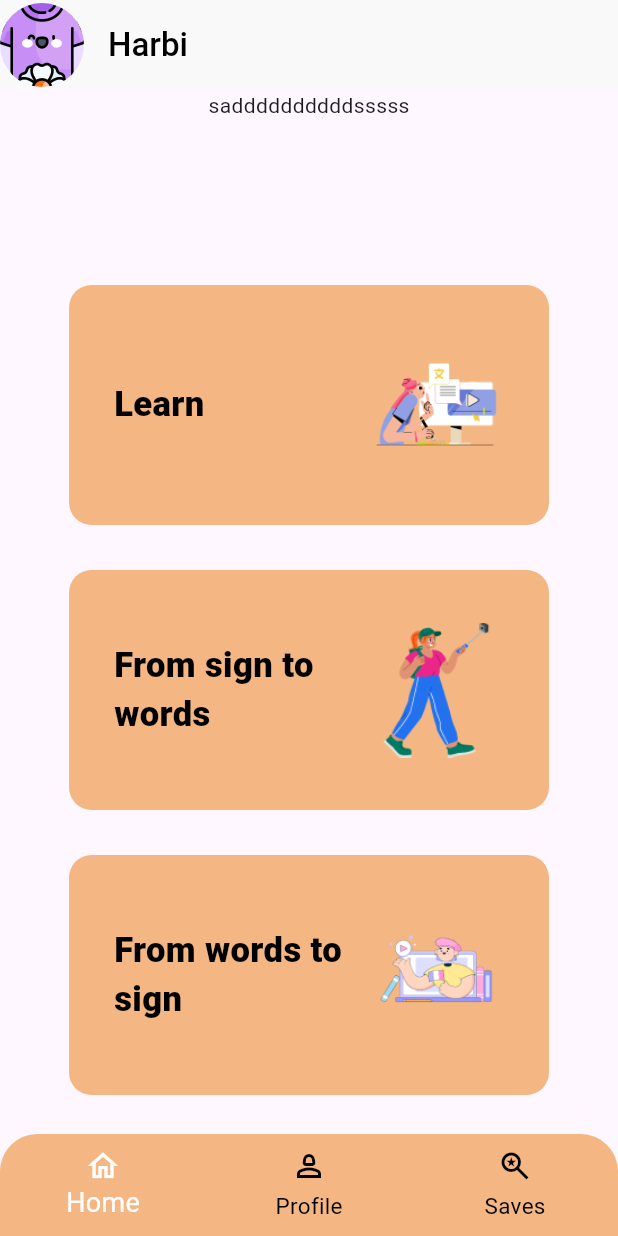
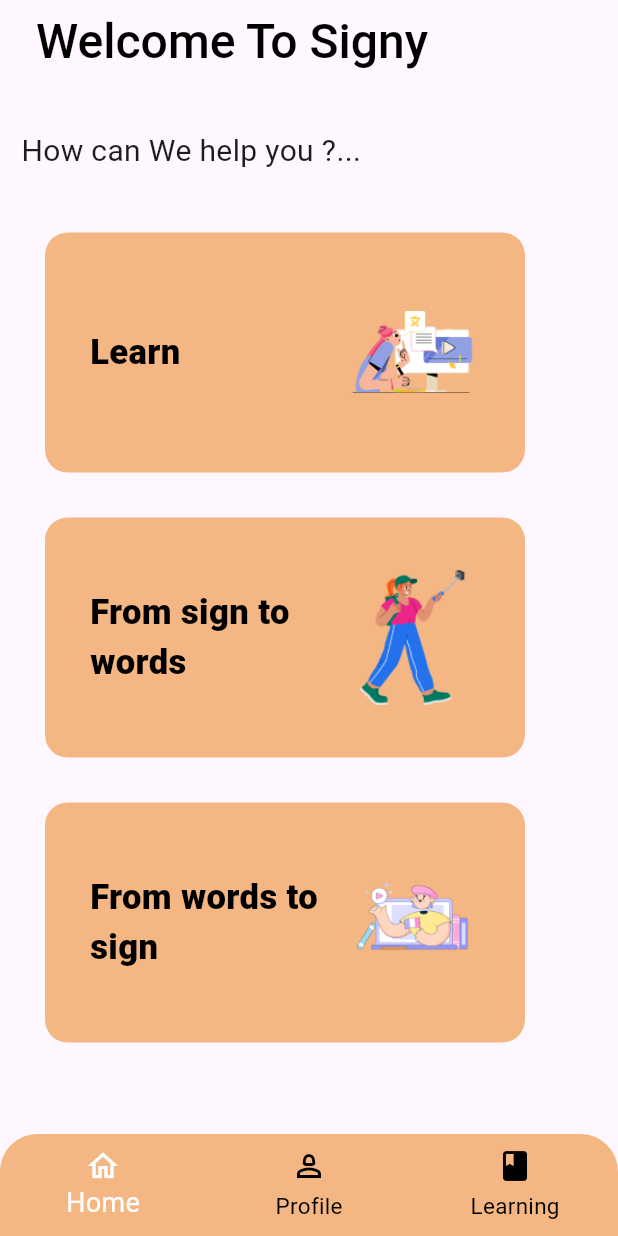
Before and after one commit to eyadamr905/Signy_V1.1, a Flutter app: the signin screen opened directly, after a tap on "Go as a guest", on a phone screen of 412 x 824 dp. Run offline on Flutter 3.47's test engine with Material 3 defaults, Android fonts, the light colour scheme and no system bars; our stand-ins replace camera, firebase_auth, firebase_core, flutter_signin_button, shared_preferences, smooth_page_indicator and 1 more; missing offline and left inert: tflite; accounts and stored records are empty; network calls fail.

Commit message:
Solved Eror

```diff
--- /dev/null
+++ b/devtools_options.yaml
@@ -0,0 +1 @@
+extensions:
--- a/lib/Home/home.dart
+++ b/lib/Home/home.dart
@@ -1,4 +1,6 @@
 
+
+// ignore_for_file: camel_case_types
 
 import 'package:firebase_auth/firebase_auth.dart';
 import 'package:flutter/cupertino.dart';
@@ -26,51 +28,53 @@ class _homeState extends State<home> {
     return MaterialApp(
       debugShowCheckedModeBanner: false,
       home: Scaffold(
+          appBar:
+              AppBar(
+
+          title: const Text(' Welcome To Signy',style:TextStyle (fontSize: 32,fontWeight: FontWeight.w500,color: Color.fromARGB(255, 0, 0, 0)), ),
+
+          ),
        bottomNavigationBar: ClipRRect(
-          borderRadius: BorderRadius.only(topLeft: Radius.circular(25),topRight: Radius.circular(25)),
+          borderRadius: const BorderRadius.only(topLeft: Radius.circular(25),topRight: Radius.circular(25)),
           child: BottomNavigationBar(
            onTap: (value) {
           if (value == 0) Navigator.push(context,MaterialPageRoute(builder: (context) => const home()),);
-           if (value == 1) Navigator.push(context,MaterialPageRoute(builder: (context) => Profile()),);
-          if (value == 2)Navigator.push(context,MaterialPageRoute(builder: (context) => const Learning()),
+           if (value == 1) Navigator.push(context,MaterialPageRoute(builder: (context) => const Profile()),);
+          if (value == 2) {
+            Navigator.push(context,MaterialPageRoute(builder: (context) => const Learning()),
           );
+          }
         },
           currentIndex: 0,
-          backgroundColor: Color.fromARGB(255, 244, 183, 131),
+          backgroundColor: const Color.fromARGB(255, 244, 183, 131),
           selectedItemColor: Colors.white,
           unselectedItemColor: Colors.black,
           selectedFontSize: 18,
           unselectedFontSize: 15,
-          items:[
-        const BottomNavigationBarItem(icon: Icon(Icons.home_outlined),label: "Home",backgroundColor: Colors.white),
-        const BottomNavigationBarItem(icon: Icon(Icons.person_2_outlined),label: "Profile"),
-        const BottomNavigationBarItem(icon: Icon(Icons.saved_search_outlined),label: "Saves"),
+          items:const [
+        BottomNavigationBarItem(icon: Icon(Icons.home_outlined),label: "Home",backgroundColor: Colors.white),
+        BottomNavigationBarItem(icon: Icon(Icons.person_2_outlined),label: "Profile"),
+        BottomNavigationBarItem(icon: Icon(Icons.book),label: "Learning"),
 
         ])),
-        appBar:  AppBar(
-          backgroundColor: const Color.fromARGB(255, 249, 249, 249),
-          toolbarHeight: 60,
-          leading: const CircleAvatar(
-           backgroundImage: AssetImage("assets/shirt.png")
-          ),
-        iconTheme:  const IconThemeData(),
-        title: const Text('Harbi',style:TextStyle(fontWeight: FontWeight.w500,color: Color.fromARGB(255, 0, 0, 0)) ,),
-        ),
+
         body: SingleChildScrollView(
 
-
-              child: Center(
                 child: Column(
                   children: [
-                     Text("saddddddddddsssss",
-                    textAlign: TextAlign.left,
+                    const Padding(
+                      padding: EdgeInsets.only(top: 30.0,right: 90),
+                      child: Text("How can We help you ?... ",
+                      style: TextStyle(
+                        fontSize: 20
+                      ),),
                     ),
                        const SizedBox(
-                      height: 110,
+                      height: 40,
                        ),
                   InkWell(
                     child: costumB(
-                      text: "Learn    ",colorW:Color.fromARGB(255, 244, 183, 131) ,img: "assets/woman1.png",
+                      text: "Learn    ",colorW:const Color.fromARGB(255, 244, 183, 131) ,img: "assets/woman1.png",
                     ),
                      onTap: (){
                          Navigator.push(context,
@@ -95,11 +99,11 @@ class _homeState extends State<home> {
                   ),
                   InkWell(
                     child: costumB(
-                      text: "From words to sign    ",colorW:Color.fromARGB(255, 244, 183, 131) ,img: "assets/woman3.png",
+                      text: "From words to sign    ",colorW:const Color.fromARGB(255, 244, 183, 131) ,img: "assets/woman3.png",
                     ),
                      onTap: (){
                          Navigator.push(context,
-                          MaterialPageRoute(builder: (context) =>  SignToWord()));
+                          MaterialPageRoute(builder: (context) =>  const SignToWord()));
                           }
                   ),
                    const SizedBox(
@@ -108,12 +112,11 @@ class _homeState extends State<home> {
                    const SizedBox(
                     height: 30,
                   ),
-
                   ],
                 ),
               ),
             )
-          ),
+         ,
     );
   }
 }
--- a/lib/login/classes.dart
+++ b/lib/login/classes.dart
@@ -10,7 +10,9 @@ class costumB extends StatelessWidget {
   @override
   Widget build(BuildContext context) {
     return InkWell(child:
-     Container(
+     Padding(
+       padding: const EdgeInsets.only(left: 30.0),
+       child: Container(
 
           decoration: BoxDecoration(
               borderRadius: BorderRadius.all(Radius.circular(15)), color: colorW),
@@ -39,6 +41,7 @@ class costumB extends StatelessWidget {
             ]
           )
 
+        ),
      ),
 //     onTap: () {
 //  Navigator.of(context).push(
--- a/lib/login/login.dart
+++ b/lib/login/login.dart
@@ -101,7 +101,7 @@ class _signinState extends State<signin> {
                         return null;
                       },
                       obscureText: true,
-                      decoration: InputDecoration(
+                      decoration: const InputDecoration(
                         labelText: "    Password",
                         hintStyle: TextStyle(color: Colors.amber),
                         filled: true,
@@ -184,7 +184,7 @@ class _signinState extends State<signin> {
             padding: const EdgeInsets.only(top: 20.0),
             child: SignInButton(
               Buttons.Google,
-              text: "Sign up with Google",
+              text: "Sign In with Google",
               onPressed: () {},
             ),
           ),
@@ -194,7 +194,7 @@ class _signinState extends State<signin> {
               mini: false,
 
               Buttons.Facebook,
-              text: "Sign up with Google",
+              text: "Sign In with Google",
               onPressed: () {},
             ),
           ),
@@ -225,16 +225,17 @@ class _signinState extends State<signin> {
         const Text("Don't have account?",
             style: TextStyle(color: Color.fromARGB(179, 16, 16, 16))),
         GestureDetector(
-          onTap: () {
-            Navigator.push(context,
-                MaterialPageRoute(builder: (context) => const signUp()));
-          },
+
           child: const Text(
             " Sign Up",
             style: TextStyle(
                 color: Color.fromARGB(255, 1, 1, 1),
                 fontWeight: FontWeight.bold),
           ),
+          onTap: () {
+            Navigator.push(context,
+                MaterialPageRoute(builder: (context) => const signUp()));
+          },
         ),
 
       ],
```
Also changed, not shown: lib/Cam/camera.dart (+39 -48 lines), lib/Home/learning.dart (+28 -13 lines), lib/Home/profile.dart (+14 -21 lines). Lines whose indentation alone changed are shown as unchanged.
